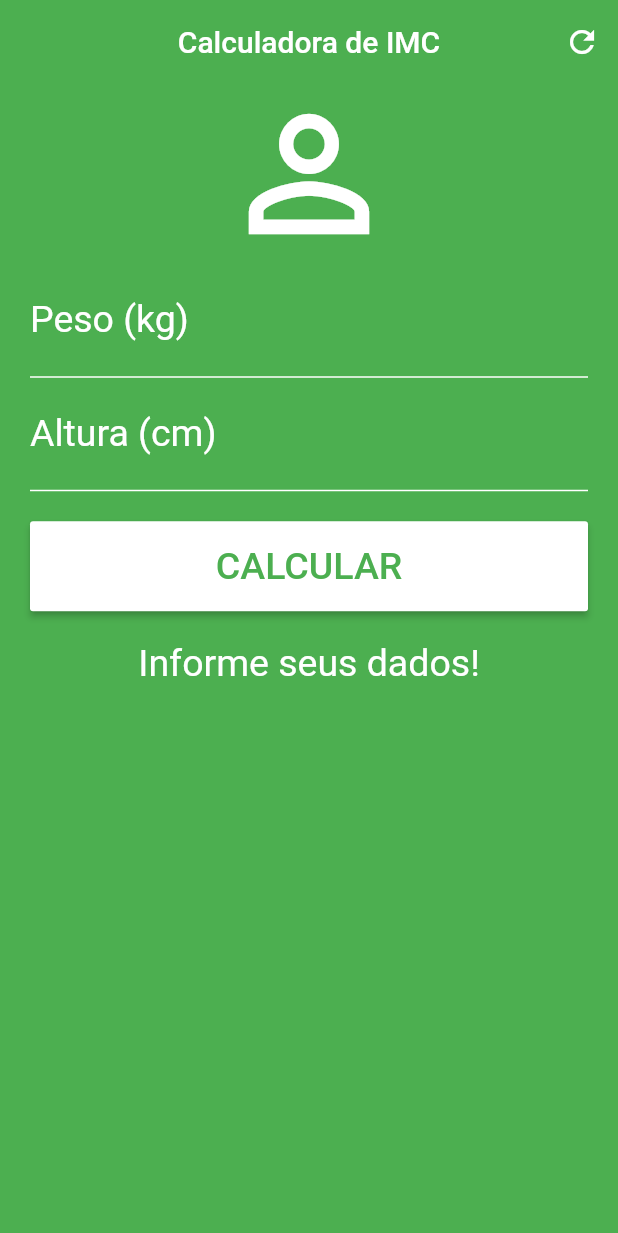
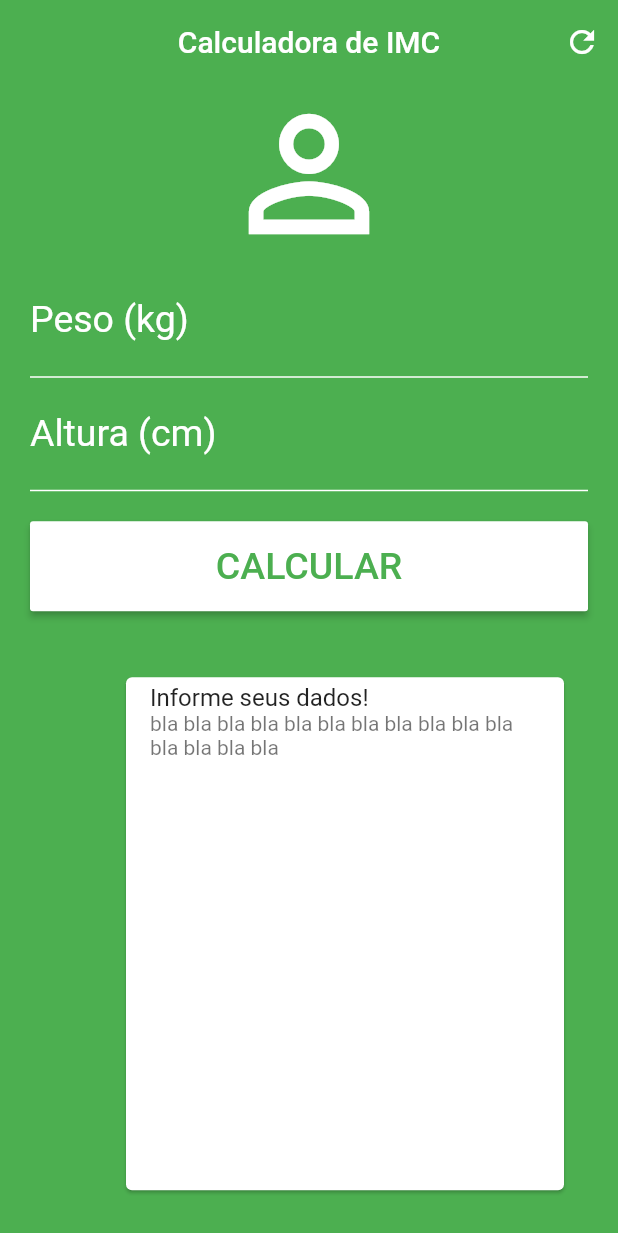
Before and after one commit to GeisonRDS/calc_imc, a Flutter app: the screen it shows after launch, on a phone screen of 412 x 824 dp. Shown: the top 1233 px of the screen. Run offline on Flutter 3.47's test engine with Material 2 defaults, Android fonts, the phone set to English and light mode, and no system bars.

Commit message:
Created ListView

```diff
--- a/lib/main.dart
+++ b/lib/main.dart
@@ -144,11 +144,68 @@ class _HomeState extends State<Home> {
                       ),
                     ),
                   ),
-                  Text(
-                    _infoText,
-                    textAlign: TextAlign.center,
-                    style: TextStyle(color: Colors.white, fontSize: 25.0),
-                  )
+                  Container(
+                    margin: EdgeInsets.only(top: 20),
+                    height: 350.0,
+                    child: ListView(
+                      // This next line does the trick.
+                      scrollDirection: Axis.horizontal,
+
+                      children: <Widget>[
+                        Container(
+                          margin: EdgeInsets.only(left: 60, right: 40.0),
+                          decoration: BoxDecoration(
+                              borderRadius: BorderRadius.circular(40)),
+                          width: 300.0,
+                          child: Card(
+                            child: Wrap(
+                              children: <Widget>[
+                                ListTile(
+                                  title: Text(_infoText),
+                                  subtitle: Text(
+                                      'bla bla bla bla bla bla bla bla bla bla bla bla bla bla bla '),
+                                )
+                              ],
+                            ),
+                          ),
+                        ),
+                        Container(
+                          margin: EdgeInsets.only(right: 40.0),
+                          decoration: BoxDecoration(
+                              borderRadius: BorderRadius.circular(40)),
+                          width: 300.0,
+                          child: Card(
+                            child: Wrap(
+                              children: <Widget>[
+                                ListTile(
+                                  title: Text(_infoText),
+                                  subtitle: Text(
+                                      'bla bla bla bla bla bla bla bla bla bla bla bla bla bla bla '),
+                                )
+                              ],
+                            ),
+                          ),
+                        ),
+                        Container(
+                          margin: EdgeInsets.only(right: 80),
+                          decoration: BoxDecoration(
+                              borderRadius: BorderRadius.circular(40)),
+                          width: 300.0,
+                          child: Card(
+                            child: Wrap(
+                              children: <Widget>[
+                                ListTile(
+                                  title: Text(_infoText),
+                                  subtitle: Text(
+                                      'bla bla bla bla bla bla bla bla bla bla bla bla bla bla bla '),
+                                )
+                              ],
+                            ),
+                          ),
+                        ),
+                      ],
+                    ),
+                  ),
                 ],
               ),
             )));
```
